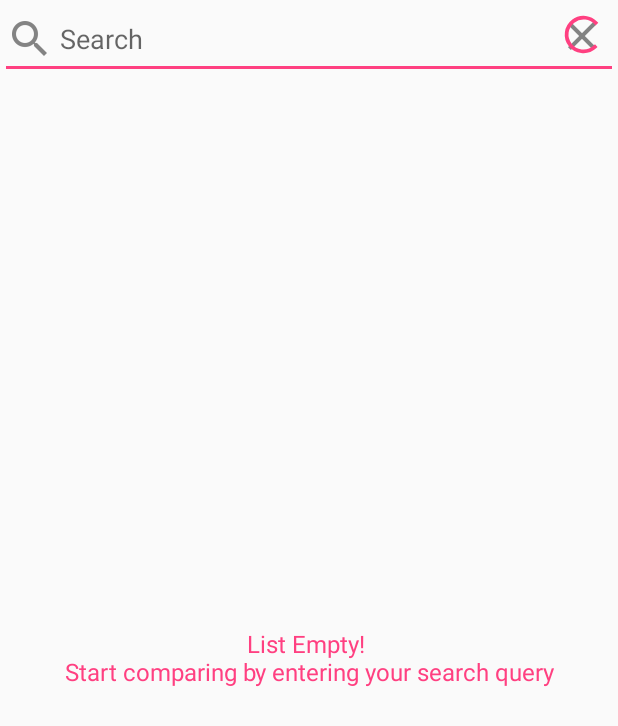
After one commit to abhi472/FundHawk, an Android app: the layout activity_search.xml on its own in the app's theme, with its tools: preview values and no code run, on a phone screen of 412 x 824 dp. The commit adds this screen. Shown: the top 726 px of the screen. Run offline under Robolectric (Android 15) with nearby library versions, the phone set to English and light mode, and no system bars.

Commit message:
updated search activity xml file to add required views

```diff
--- a/app/src/main/AndroidManifest.xml
+++ b/app/src/main/AndroidManifest.xml
@@ -10,7 +10,7 @@
         android:roundIcon="@mipmap/ic_launcher_round"
         android:supportsRtl="true"
         android:theme="@style/AppTheme">
-        <activity android:name=".MainActivity">
+        <activity android:name=".ui.SearchActivity">
             <intent-filter>
                 <action android:name="android.intent.action.MAIN" />
 
--- a/app/src/main/java/com/abhishek/fundhawk/di/ActivityBuilder.java
+++ b/app/src/main/java/com/abhishek/fundhawk/di/ActivityBuilder.java
@@ -1,7 +1,7 @@
 package com.abhishek.fundhawk.di;
 
 
-import com.abhishek.fundhawk.MainActivity;
+import com.abhishek.fundhawk.ui.SearchActivity;
 
 import dagger.Module;
 import dagger.android.ContributesAndroidInjector;
@@ -10,7 +10,7 @@ import dagger.android.ContributesAndroidInjector;
 abstract class ActivityBuilder {
 
     @ContributesAndroidInjector()
-    abstract MainActivity contributeMainInjector();
+    abstract SearchActivity contributeMainInjector();
 
 
 
--- a/app/src/main/java/com/abhishek/fundhawk/MainActivity.java
+++ b/app/src/main/java/com/abhishek/fundhawk/ui/SearchActivity.java
@@ -1,14 +1,16 @@
-package com.abhishek.fundhawk;
+package com.abhishek.fundhawk.ui;
 
 import android.support.annotation.Nullable;
 import android.support.v7.app.AppCompatActivity;
 import android.os.Bundle;
 
-public class MainActivity extends AppCompatActivity {
+import com.abhishek.fundhawk.R;
+
+public class SearchActivity extends AppCompatActivity {
 
     @Override
     protected void onCreate(@Nullable Bundle savedInstanceState) {
         super.onCreate(savedInstanceState);
-        setContentView(R.layout.activity_main);
+        setContentView(R.layout.activity_search);
     }
 }
--- a/app/src/main/res/layout/activity_main.xml
+++ /dev/null
@@ -1,18 +0,0 @@
-<?xml version="1.0" encoding="utf-8"?>
-<android.support.constraint.ConstraintLayout xmlns:android="http://schemas.android.com/apk/res/android"
-    xmlns:app="http://schemas.android.com/apk/res-auto"
-    xmlns:tools="http://schemas.android.com/tools"
-    android:layout_width="match_parent"
-    android:layout_height="match_parent"
-    tools:context=".MainActivity">
-
-    <TextView
-        android:layout_width="wrap_content"
-        android:layout_height="wrap_content"
-        android:text="Hello World!"
-        app:layout_constraintBottom_toBottomOf="parent"
-        app:layout_constraintLeft_toLeftOf="parent"
-        app:layout_constraintRight_toRightOf="parent"
-        app:layout_constraintTop_toTopOf="parent" />
-
-</android.support.constraint.ConstraintLayout>
--- /dev/null
+++ b/app/src/main/res/layout/activity_search.xml
@@ -0,0 +1,86 @@
+<?xml version="1.0" encoding="utf-8"?>
+<android.support.constraint.ConstraintLayout xmlns:android="http://schemas.android.com/apk/res/android"
+    xmlns:app="http://schemas.android.com/apk/res-auto"
+    xmlns:tools="http://schemas.android.com/tools"
+    android:layout_width="match_parent"
+    android:layout_height="match_parent"
+    tools:context=".ui.SearchActivity">
+
+    <AutoCompleteTextView
+        android:id="@+id/search_bar"
+        android:layout_width="match_parent"
+        android:layout_height="wrap_content"
+        android:drawablePadding="4dp"
+        android:drawableStart="@drawable/ic_search"
+        android:hint="@string/search"
+        android:inputType="text"
+        app:layout_constraintBottom_toBottomOf="parent"
+        app:layout_constraintHorizontal_bias="0.0"
+        app:layout_constraintLeft_toLeftOf="parent"
+        app:layout_constraintRight_toRightOf="parent"
+        app:layout_constraintTop_toTopOf="parent"
+        app:layout_constraintVertical_bias="0.0" />
+
+    <ImageButton
+        android:id="@+id/clear"
+        android:layout_width="wrap_content"
+        android:layout_height="wrap_content"
+        android:layout_marginBottom="8dp"
+        android:layout_marginEnd="8dp"
+        android:layout_marginStart="8dp"
+        android:layout_marginTop="8dp"
+        android:background="@drawable/ic_clear"
+        android:contentDescription="@string/place_autocomplete_clear_button"
+        app:layout_constraintBottom_toBottomOf="@+id/search_bar"
+        app:layout_constraintEnd_toEndOf="@+id/search_bar"
+        app:layout_constraintHorizontal_bias="1.0"
+        app:layout_constraintStart_toStartOf="@+id/search_bar"
+        app:layout_constraintTop_toTopOf="parent"
+        app:layout_constraintVertical_bias="0.0" />
+
+    <ProgressBar
+        android:id="@+id/progress"
+        android:layout_width="30dp"
+        android:layout_height="30dp"
+        android:layout_marginBottom="8dp"
+        android:layout_marginEnd="8dp"
+        android:layout_marginStart="8dp"
+        android:layout_marginTop="8dp"
+        app:layout_constraintBottom_toBottomOf="@+id/search_bar"
+        app:layout_constraintEnd_toEndOf="@+id/search_bar"
+        app:layout_constraintHorizontal_bias="1.0"
+        app:layout_constraintStart_toStartOf="@+id/search_bar"
+        app:layout_constraintTop_toTopOf="parent"
+        app:layout_constraintVertical_bias="0.0" />
+
+    <android.support.v7.widget.RecyclerView
+        android:id="@+id/search_list"
+        android:layout_width="match_parent"
+        android:layout_height="wrap_content"
+        android:layout_marginBottom="8dp"
+        android:layout_marginEnd="8dp"
+        android:layout_marginStart="8dp"
+        tools:visibility="gone"
+        app:layout_constraintBottom_toBottomOf="parent"
+        app:layout_constraintEnd_toEndOf="parent"
+        app:layout_constraintStart_toStartOf="parent"
+        app:layout_constraintTop_toBottomOf="@+id/search_bar"
+        app:layout_constraintVertical_bias="0.0" />
+
+    <TextView
+        android:id="@+id/informative_asset"
+        android:layout_width="wrap_content"
+        android:layout_height="wrap_content"
+        app:layout_constraintBottom_toBottomOf="parent"
+        app:layout_constraintEnd_toEndOf="parent"
+        app:layout_constraintStart_toStartOf="parent"
+        app:layout_constraintTop_toBottomOf="@+id/search_bar"
+        android:gravity="center"
+        android:textSize="16sp"
+        android:textColor="@color/colorAccent"
+        tools:text="List Empty! \nStart comparing by entering your search query"
+        />
+
+
+
+</android.support.constraint.ConstraintLayout>
--- a/app/src/main/res/values/strings.xml
+++ b/app/src/main/res/values/strings.xml
@@ -1,3 +1,4 @@
 <resources>
     <string name="app_name">FundHawk</string>
+    <string name="search">Search</string>
 </resources>
```
Also changed, not shown: app/src/main/res/drawable-hdpi/ic_clear.png (added), app/src/main/res/drawable-hdpi/ic_search.png (added), app/src/main/res/drawable-mdpi/ic_clear.png (added), app/src/main/res/drawable-mdpi/ic_search.png (added), app/src/main/res/drawable-xhdpi/ic_clear.png (added), app/src/main/res/drawable-xhdpi/ic_search.png (added), app/src/main/res/drawable-xxhdpi/ic_clear.png (added), app/src/main/res/drawable-xxhdpi/ic_search.png (added).
